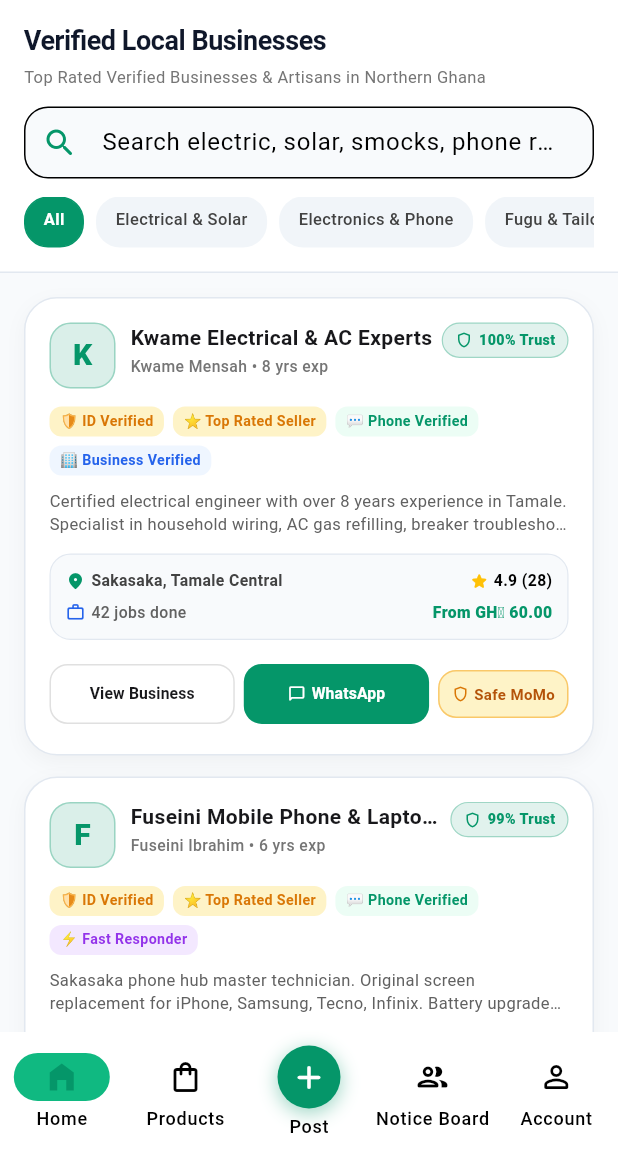
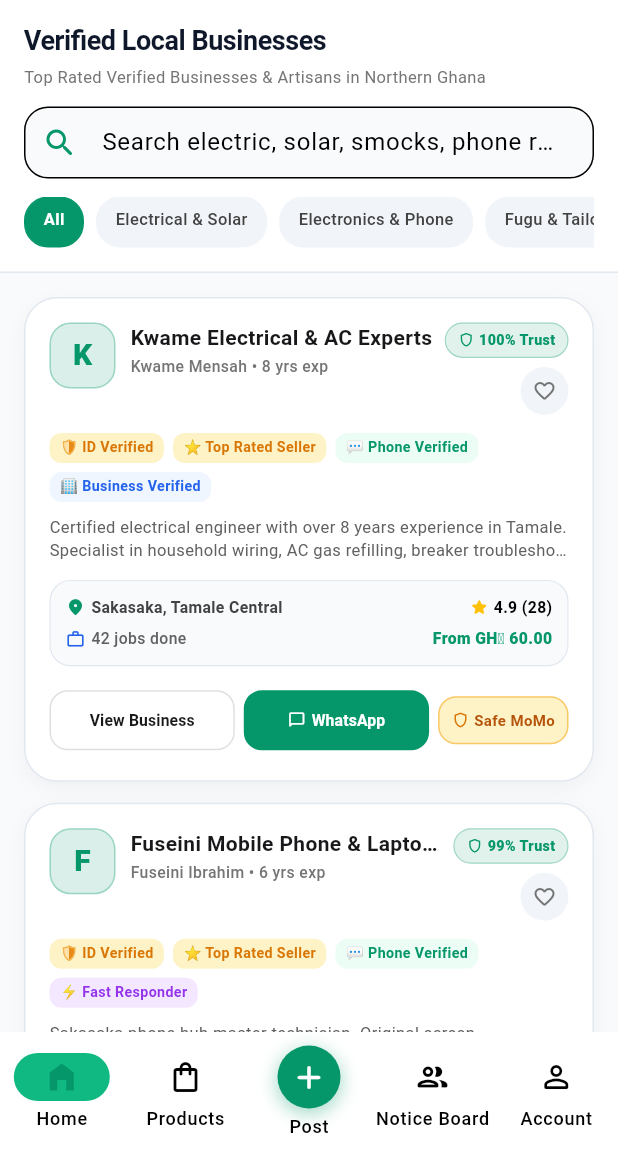
Before and after one commit to servoragh/servoragh, a Flutter app: the BusinessesScreen screen opened by its route, on a phone screen of 412 x 824 dp, the part 84-1236 px from its top. Run offline on Flutter 3.47's test engine with Material 3 defaults, Android fonts, the phone set to English and light mode, and no system bars; our stand-ins replace cached_network_image, dio, flutter_animate, flutter_secure_storage, gap, geolocator and 3 more; accounts and stored records are empty; network calls fail.

Commit message:
feat(mobile & web): add ServoraFavoriteButton like button on provider cards and sync 100% database provider fields between web and mobile app

```diff
--- /dev/null
+++ b/mobile/lib/shared/widgets/servora_favorite_button.dart
@@ -0,0 +1,84 @@
+import 'package:flutter/material.dart';
+import '../../app/theme/servora_colors.dart';
+
+class ServoraFavoriteButton extends StatefulWidget {
+  final String businessId;
+  final String businessName;
+
+  const ServoraFavoriteButton({
+    super.key,
+    required this.businessId,
+    this.businessName = 'Business',
+  });
+
+  @override
+  State<ServoraFavoriteButton> createState() => _ServoraFavoriteButtonState();
+}
+
+class _ServoraFavoriteButtonState extends State<ServoraFavoriteButton> {
+  bool _isFavorited = false;
+  static final Set<String> _favoriteIds = {};
+
+  @override
+  void initState() {
+    super.initState();
+    _isFavorited = _favoriteIds.contains(widget.businessId);
+  }
+
+  void _toggleFavorite() {
+    setState(() {
+      _isFavorited = !_isFavorited;
+      if (_isFavorited) {
+        _favoriteIds.add(widget.businessId);
+      } else {
+        _favoriteIds.remove(widget.businessId);
+      }
+    });
+
+    ScaffoldMessenger.of(context).hideCurrentSnackBar();
+    ScaffoldMessenger.of(context).showSnackBar(
+      SnackBar(
+        content: Text(
+          _isFavorited
+              ? '❤️ Saved "${widget.businessName}" to Favorites'
+              : 'Removed "${widget.businessName}" from Favorites',
+          style: const TextStyle(fontSize: 12, fontWeight: FontWeight.bold),
+        ),
+        backgroundColor: _isFavorited ? ServoraColors.emerald600 : Colors.grey[800],
+        duration: const Duration(seconds: 2),
+        behavior: SnackBarBehavior.floating,
+        shape: RoundedRectangleBorder(borderRadius: BorderRadius.circular(12)),
+      ),
+    );
+  }
+
+  @override
+  Widget build(BuildContext context) {
+    final isDark = Theme.of(context).brightness == Brightness.dark;
+
+    return GestureDetector(
+      onTap: _toggleFavorite,
+      child: AnimatedContainer(
+        duration: const Duration(milliseconds: 200),
+        padding: const EdgeInsets.all(7),
+        decoration: BoxDecoration(
+          color: _isFavorited
+              ? Colors.red.withOpacity(0.12)
+              : (isDark ? const Color(0xFF1E293B) : const Color(0xFFF1F5F9)),
+          shape: BoxShape.circle,
+          border: Border.all(
+            color: _isFavorited
+                ? Colors.red.withOpacity(0.3)
+                : (isDark ? ServoraColors.darkCardBorder : Colors.transparent),
+            width: 1,
+          ),
+        ),
+        child: Icon(
+          _isFavorited ? Icons.favorite_rounded : Icons.favorite_border_rounded,
+          size: 16,
+          color: _isFavorited ? Colors.redAccent : (isDark ? Colors.white60 : Colors.grey[600]),
+        ),
+      ),
+    );
+  }
+}
--- a/mobile/lib/shared/widgets/servora_provider_card.dart
+++ b/mobile/lib/shared/widgets/servora_provider_card.dart
@@ -3,6 +3,7 @@ import 'package:gap/gap.dart';
 import 'package:go_router/go_router.dart';
 import '../../app/theme/servora_colors.dart';
 import '../../core/utils/whatsapp_helper.dart';
+import 'servora_favorite_button.dart';
 
 class ServoraProviderCard extends StatelessWidget {
   final Map<String, dynamic> provider;
@@ -119,7 +120,9 @@ class ServoraProviderCard extends StatelessWidget {
                 ),
                 const Gap(6),
 
-                // 100% Trust Badge
+                Column(
+                  crossAxisAlignment: CrossAxisAlignment.end,
+                  children: [
                     Container(
                       padding: const EdgeInsets.symmetric(horizontal: 8, vertical: 4),
                       decoration: BoxDecoration(
@@ -133,8 +136,8 @@ class ServoraProviderCard extends StatelessWidget {
                       child: Row(
                         mainAxisSize: MainAxisSize.min,
                         children: [
-                      const Icon(Icons.shield_outlined, size: 12, color: ServoraColors.emerald600),
-                      const Gap(4),
+                          const Icon(Icons.shield_outlined, size: 11, color: ServoraColors.emerald600),
+                          const Gap(3),
                           Text(
                             '$trustScore% Trust',
                             style: const TextStyle(
@@ -145,6 +148,13 @@ class ServoraProviderCard extends StatelessWidget {
                           ),
                         ],
                       ),
+                    ),
+                    const Gap(6),
+                    ServoraFavoriteButton(
+                      businessId: (provider['id'] ?? slug).toString(),
+                      businessName: name,
+                    ),
+                  ],
                 ),
               ],
             ),
```
Also changed, not shown: 2 other files. Lines whose indentation alone changed are shown as unchanged.
